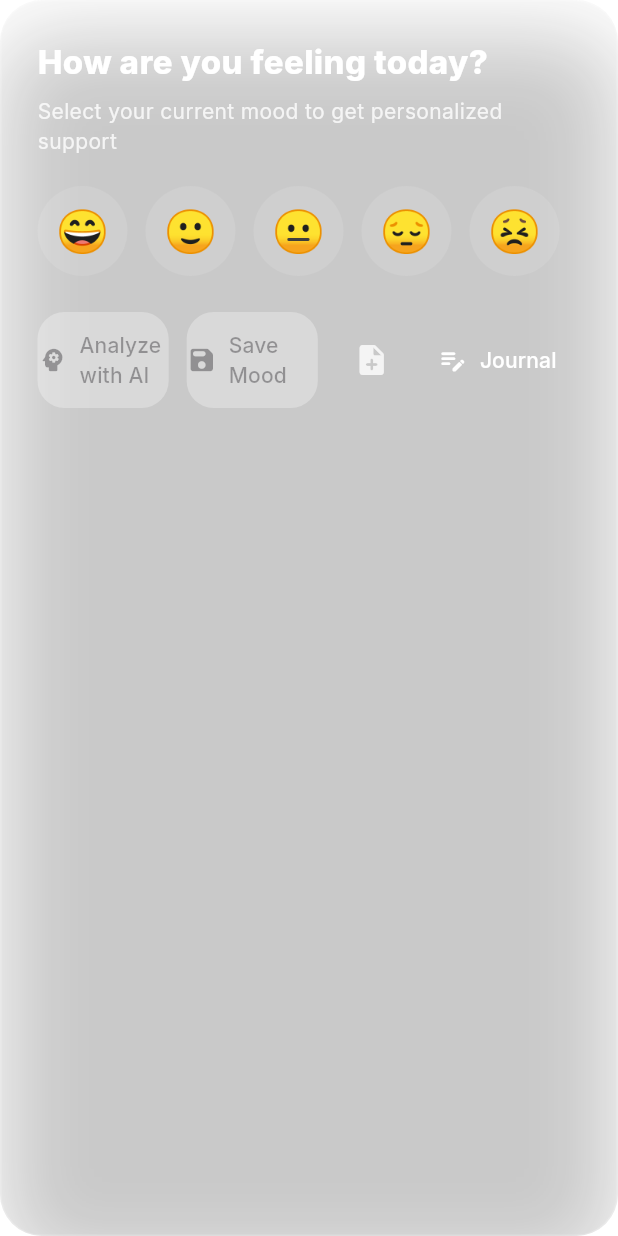
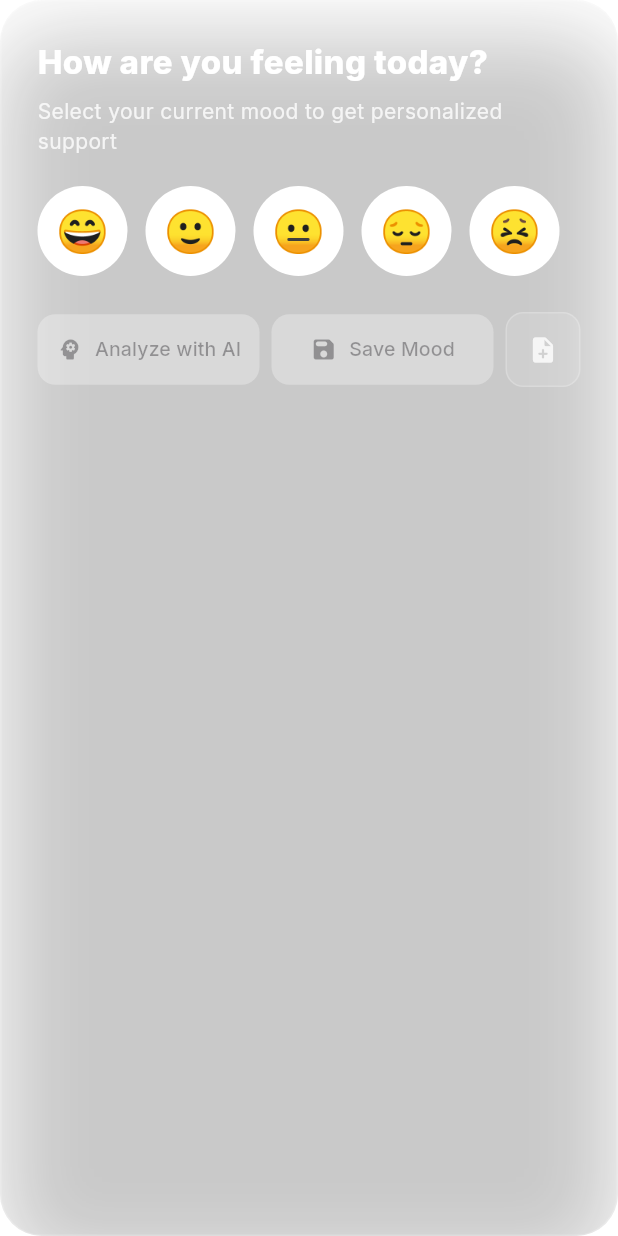
Before and after one commit to abhishek-maurya576/auracare, a Flutter app: the MoodCheckCard widget shown alone on an empty page, opened directly, on a phone screen of 412 x 824 dp. Run offline on Flutter 3.47's test engine with Material 3 defaults, Android fonts, the phone set to English and light mode, and no system bars; our stand-ins replace cloud_firestore, firebase_auth, firebase_core, fl_chart, flutter_animate, google_fonts and 3 more; accounts and stored records are empty; generated files the repository leaves out were written again; network calls fail.

Commit message:
Enhanced the Modd card UI

```diff
--- a/lib/widgets/mood_check_card.dart
+++ b/lib/widgets/mood_check_card.dart
@@ -261,45 +261,83 @@ class _MoodCheckCardState extends State<MoodCheckCard> {
 
                 const SizedBox(height: 24),
 
-                // Action buttons
+                // Action buttons - Responsive layout
+                Column(
+                  children: [
+                    // Main action buttons row
                     Row(
                       children: [
-                    Expanded(
+                        Flexible(
+                          flex: 1,
+                          child: SizedBox(
+                            width: double.infinity,
                             child: ElevatedButton.icon(
                               onPressed: selectedMood != null && !moodProvider.isLoading
                                   ? () => _analyzeWithAI(moodProvider)
                                   : null,
-                        icon: const Icon(Icons.psychology_rounded, size: 20),
-                        label: const Text('Analyze with AI'),
+                              icon: const Icon(Icons.psychology_rounded, size: 18),
+                              label: const FittedBox(
+                                fit: BoxFit.scaleDown,
+                                child: Text(
+                                  'Analyze with AI',
+                                  style: TextStyle(fontSize: 13),
+                                ),
+                              ),
                               style: ElevatedButton.styleFrom(
                                 backgroundColor: AppColors.accentTeal.withAlpha((255 * 0.85).toInt()),
                                 disabledBackgroundColor: AppColors.textMuted.withAlpha((255 * 0.3).toInt()),
-                          padding: const EdgeInsets.symmetric(vertical: 12),
+                                padding: const EdgeInsets.symmetric(vertical: 14, horizontal: 8),
+                                shape: RoundedRectangleBorder(
+                                  borderRadius: BorderRadius.circular(12),
+                                ),
+                              ),
                             ),
                           ),
                         ),
 
-                    const SizedBox(width: 12),
+                        const SizedBox(width: 8),
 
-                    Expanded(
+                        Flexible(
+                          flex: 1,
+                          child: SizedBox(
+                            width: double.infinity,
                             child: ElevatedButton.icon(
                               onPressed: selectedMood != null && !moodProvider.isLoading
                                   ? () => _saveMoodEntry(moodProvider)
                                   : null,
-                        icon: const Icon(Icons.save_rounded, size: 20),
-                        label: const Text('Save Mood'),
+                              icon: const Icon(Icons.save_rounded, size: 18),
+                              label: const FittedBox(
+                                fit: BoxFit.scaleDown,
+                                child: Text(
+                                  'Save Mood',
+                                  style: TextStyle(fontSize: 13),
+                                ),
+                              ),
                               style: ElevatedButton.styleFrom(
                                 backgroundColor: AppColors.accentBlue.withAlpha((255 * 0.85).toInt()),
                                 disabledBackgroundColor: AppColors.textMuted.withAlpha((255 * 0.3).toInt()),
-                          padding: const EdgeInsets.symmetric(vertical: 12),
+                                padding: const EdgeInsets.symmetric(vertical: 14, horizontal: 8),
+                                shape: RoundedRectangleBorder(
+                                  borderRadius: BorderRadius.circular(12),
+                                ),
+                              ),
                             ),
                           ),
                         ),
 
-                    const SizedBox(width: 12),
+                        const SizedBox(width: 8),
 
                         // Toggle note field
-                    IconButton(
+                        Container(
+                          decoration: BoxDecoration(
+                            color: AppColors.glassWhite,
+                            borderRadius: BorderRadius.circular(12),
+                            border: Border.all(
+                              color: _showNoteField ? AppColors.accentTeal : AppColors.glassBorder,
+                              width: 1,
+                            ),
+                          ),
+                          child: IconButton(
                             onPressed: () {
                               setState(() {
                                 _showNoteField = !_showNoteField;
@@ -308,18 +346,12 @@ class _MoodCheckCardState extends State<MoodCheckCard> {
                             icon: Icon(
                               _showNoteField ? Icons.note_rounded : Icons.note_add_rounded,
                               color: _showNoteField ? AppColors.accentTeal : AppColors.textSecondary,
+                              size: 20,
                             ),
                             tooltip: _showNoteField ? 'Hide note' : 'Add note',
                           ),
-
-                    const SizedBox(width: 8),
-
-                    TextButton.icon(
-                      onPressed: () {
-                        // TODO: Navigate to journal
-                      },
-                      icon: const Icon(Icons.edit_note_rounded, size: 20),
-                      label: const Text('Journal'),
+                        ),
+                      ],
                     ),
                   ],
                 ),
@@ -347,8 +379,8 @@ class _MoodCheckCardState extends State<MoodCheckCard> {
         decoration: BoxDecoration(
           shape: BoxShape.circle,
           color: isSelected
-              ? Colors.white.withOpacity(0.2)
-              : Colors.white.withOpacity(0.1),
+              ? Colors.white.withValues(alpha: 51)
+              : Colors.white.withValues(alpha: 26),
           border: isSelected
               ? Border.all(color: Colors.white, width: 2)
               : null,
--- a/lib/widgets/mood_check_card_new.dart
+++ b/lib/widgets/mood_check_card_new.dart
@@ -174,8 +174,8 @@ class _MoodCheckCardState extends State<MoodCheckCard> {
         decoration: BoxDecoration(
           shape: BoxShape.circle,
           color: isSelected
-              ? Colors.white.withOpacity(0.2)
-              : Colors.white.withOpacity(0.1),
+              ? Colors.white.withValues(alpha: 51)
+              : Colors.white.withValues(alpha: 26),
           border: isSelected
               ? Border.all(color: Colors.white, width: 2)
               : null,
```
Lines whose indentation alone changed are shown as unchanged.
